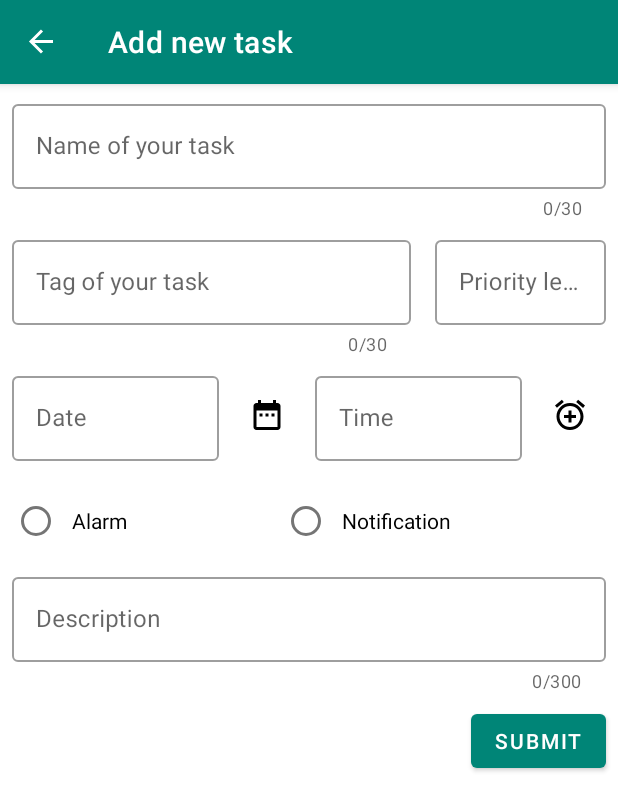
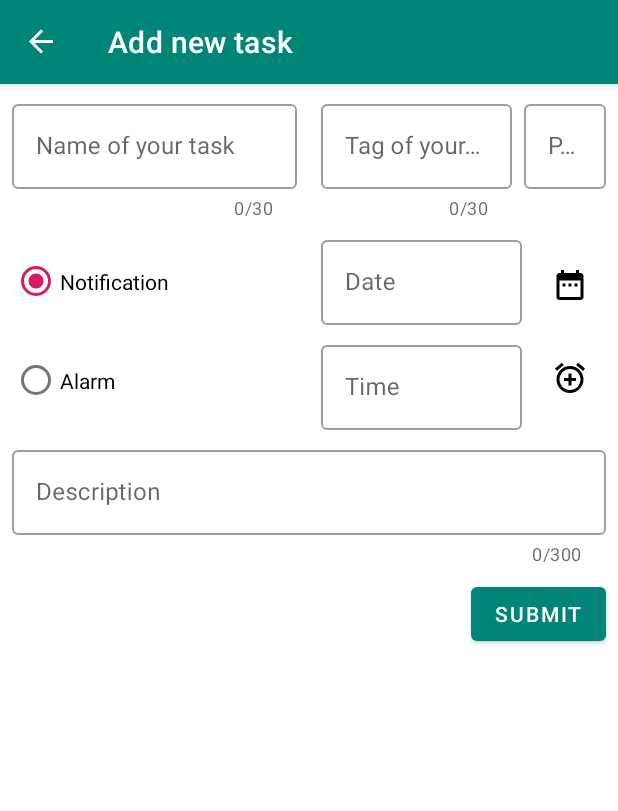
Before and after one commit to Mallorax/TODO, an Android app: the AddTaskFragment screen opened through its navigation route, on a phone screen of 412 x 824 dp. Shown: the top 811 px of the screen. Run offline under Robolectric (Android 15) with nearby library versions, the phone set to English and light mode, and no system bars; our stand-ins replace Room's generated code, data binding, navigation-ui; 1 statement that could not run was skipped.

Commit message:
(add_task_fragment) Tried to make layout able to adjust to keybord, but found another fix, saving layout anyway since it might be useful.

```diff
--- a/app/src/main/AndroidManifest.xml
+++ b/app/src/main/AndroidManifest.xml
@@ -12,6 +12,7 @@
         <activity
             android:name="pl.patrykzygo.todo.ui.MainActivity"
             android:label="@string/app_name"
+            android:windowSoftInputMode="adjustPan"
             android:theme="@style/AppTheme" >
             <intent-filter>
                 <action android:name="android.intent.action.MAIN" />
--- a/app/src/main/java/pl/patrykzygo/todo/ui/add_task/AddTaskFragment.kt
+++ b/app/src/main/java/pl/patrykzygo/todo/ui/add_task/AddTaskFragment.kt
@@ -38,6 +38,7 @@ class AddTaskFragment : Fragment() {
         setUpListeners()
         setUpObservers()
 
+        //TODO add fix in case of adding empty task
         binding.submitTaskButton.setOnClickListener {
             val dateString = binding.taskDateEditText.text.toString() + " " + binding.taskTimeEditText.text.toString()
             val c = Calendar.getInstance()
--- a/app/src/main/res/layout/add_task_fragment.xml
+++ b/app/src/main/res/layout/add_task_fragment.xml
@@ -16,6 +16,7 @@
         android:layout_width="match_parent"
         android:layout_height="match_parent">
 
+
         <com.google.android.material.textfield.TextInputLayout
             android:id="@+id/task_name_input_layout"
             style="@style/Widget.MaterialComponents.TextInputLayout.OutlinedBox"
@@ -28,7 +29,8 @@
             app:counterEnabled="true"
             app:counterMaxLength="30"
             app:errorEnabled="true"
-            app:layout_constraintEnd_toEndOf="parent"
+            app:layout_constraintEnd_toStartOf="@+id/guideline"
+            app:layout_constraintHorizontal_bias="0.5"
             app:layout_constraintStart_toStartOf="parent"
             app:layout_constraintTop_toTopOf="parent">
 
@@ -40,7 +42,6 @@
 
         </com.google.android.material.textfield.TextInputLayout>
 
-
         <com.google.android.material.textfield.TextInputLayout
             android:id="@+id/task_tag_input_layout"
             style="@style/Widget.MaterialComponents.TextInputLayout.OutlinedBox"
@@ -48,17 +49,15 @@
             android:layout_height="wrap_content"
             android:layout_marginStart="8dp"
             android:layout_marginTop="8dp"
-            android:layout_marginEnd="8dp"
-            android:layout_marginBottom="8dp"
             android:hint="@string/tag_of_your_task"
             app:counterEnabled="true"
             app:counterMaxLength="30"
             app:errorEnabled="true"
-            app:layout_constraintBottom_toTopOf="@id/task_date_layout"
             app:layout_constraintEnd_toStartOf="@+id/task_priority_input_layout"
+            app:layout_constraintHorizontal_bias="0.5"
             app:layout_constraintHorizontal_weight="7"
-            app:layout_constraintStart_toStartOf="parent"
-            app:layout_constraintTop_toBottomOf="@+id/task_name_input_layout">
+            app:layout_constraintStart_toStartOf="@+id/guideline"
+            app:layout_constraintTop_toTopOf="parent">
 
             <com.google.android.material.textfield.TextInputEditText
                 android:id="@+id/task_tag_input_edit_text"
@@ -73,12 +72,14 @@
             android:layout_width="0dp"
             android:layout_height="wrap_content"
             android:layout_marginStart="8dp"
+            android:layout_marginTop="8dp"
             android:layout_marginEnd="8dp"
             android:hint="@string/priority_level"
             app:layout_constraintEnd_toEndOf="parent"
+            app:layout_constraintHorizontal_bias="0.5"
             app:layout_constraintHorizontal_weight="3"
             app:layout_constraintStart_toEndOf="@+id/task_tag_input_layout"
-            app:layout_constraintTop_toTopOf="@id/task_tag_input_layout">
+            app:layout_constraintTop_toTopOf="parent">
 
             <com.google.android.material.textfield.TextInputEditText
                 android:id="@+id/task_priority_edit_text"
@@ -94,20 +95,21 @@
             android:layout_width="0dp"
             android:layout_height="wrap_content"
             android:layout_marginStart="8dp"
+            android:layout_marginTop="8dp"
             android:layout_marginEnd="8dp"
-            android:layout_marginBottom="8dp"
             android:hint="@string/date"
-            app:layout_constraintBottom_toTopOf="@+id/task_alarm_radio_group"
-            app:layout_constraintEnd_toStartOf="@id/date_picker_image"
-            app:layout_constraintStart_toStartOf="parent"
-            app:layout_constraintTop_toBottomOf="@+id/task_tag_input_layout">
+            app:layout_constraintEnd_toStartOf="@+id/date_picker_image"
+            app:layout_constraintHorizontal_bias="0.5"
+            app:layout_constraintStart_toEndOf="@+id/task_alarm_radio_group"
+            app:layout_constraintStart_toStartOf="@+id/guideline"
+            app:layout_constraintTop_toTopOf="@+id/basic_input_barrier">
 
             <com.google.android.material.textfield.TextInputEditText
                 android:id="@+id/task_date_edit_text"
                 android:layout_width="match_parent"
-                android:layout_height="wrap_content"
+                android:layout_height="match_parent"
+                android:enabled="false"
                 android:focusable="false"
-                android:enabled="false"
                 android:inputType="date" />
 
         </com.google.android.material.textfield.TextInputLayout>
@@ -118,11 +120,12 @@
             android:layout_width="wrap_content"
             android:layout_height="wrap_content"
             android:layout_marginTop="8dp"
-            android:layout_marginBottom="8dp"
+            android:layout_marginEnd="8dp"
             android:contentDescription="@string/date_picker_content"
             android:src="@drawable/ic_date_range_24px"
             app:layout_constraintBottom_toBottomOf="@+id/task_date_layout"
-            app:layout_constraintEnd_toStartOf="@id/task_time_layout"
+            app:layout_constraintEnd_toEndOf="parent"
+            app:layout_constraintHorizontal_bias="0.5"
             app:layout_constraintStart_toEndOf="@+id/task_date_layout"
             app:layout_constraintTop_toTopOf="@+id/task_date_layout" />
 
@@ -131,22 +134,18 @@
             style="@style/Widget.MaterialComponents.TextInputLayout.OutlinedBox"
             android:layout_width="0dp"
             android:layout_height="wrap_content"
-            android:layout_marginStart="8dp"
             android:layout_marginTop="8dp"
-            android:layout_marginEnd="8dp"
-            android:layout_marginBottom="8dp"
             android:hint="@string/time"
-            app:layout_constraintBottom_toBottomOf="@id/task_date_layout"
-            app:layout_constraintEnd_toStartOf="@+id/time_picker_image"
-            app:layout_constraintStart_toEndOf="@id/date_picker_image"
-            app:layout_constraintTop_toTopOf="@id/task_date_layout">
+            app:layout_constraintEnd_toEndOf="@+id/task_date_layout"
+            app:layout_constraintStart_toStartOf="@+id/task_date_layout"
+            app:layout_constraintTop_toBottomOf="@+id/task_date_layout">
 
             <com.google.android.material.textfield.TextInputEditText
                 android:id="@+id/task_time_edit_text"
                 android:layout_width="match_parent"
                 android:layout_height="wrap_content"
+                android:enabled="false"
                 android:focusable="false"
-                android:enabled="false"
                 android:inputType="time" />
 
         </com.google.android.material.textfield.TextInputLayout>
@@ -156,55 +155,50 @@
             style="@style/Widget.AppCompat.ActionButton"
             android:layout_width="wrap_content"
             android:layout_height="wrap_content"
-            android:layout_marginTop="8dp"
+            android:layout_marginStart="8dp"
             android:layout_marginEnd="8dp"
-            android:layout_marginBottom="8dp"
             android:contentDescription="@string/set_time_for_your_task"
             android:src="@drawable/ic_add_alarm_24px"
             app:layout_constraintBottom_toBottomOf="@+id/task_time_layout"
             app:layout_constraintEnd_toEndOf="parent"
             app:layout_constraintStart_toEndOf="@+id/task_time_layout"
-            app:layout_constraintTop_toTopOf="@+id/task_time_layout" />
+            app:layout_constraintTop_toBottomOf="@+id/task_date_layout" />
 
         <RadioGroup
             android:id="@+id/task_alarm_radio_group"
             android:layout_width="0dp"
-            android:layout_height="wrap_content"
+            android:layout_height="0dp"
             android:layout_marginStart="8dp"
-            android:layout_marginTop="8dp"
             android:layout_marginEnd="8dp"
-            android:layout_marginBottom="8dp"
-            android:orientation="horizontal"
+            android:checkedButton="@id/task_type_notification"
+            android:orientation="vertical"
             android:weightSum="10"
-            app:layout_constraintBottom_toTopOf="@+id/task_description_input_layout"
-            app:layout_constraintEnd_toEndOf="parent"
+            app:layout_constraintBottom_toBottomOf="@+id/task_time_layout"
+            app:layout_constraintEnd_toStartOf="@+id/guideline"
+            app:layout_constraintHorizontal_bias="0.0"
             app:layout_constraintStart_toStartOf="parent"
-            app:layout_constraintTop_toBottomOf="@id/task_date_layout">
+            app:layout_constraintTop_toTopOf="@+id/task_date_layout">
 
+            <RadioButton
+                android:id="@+id/task_type_notification"
+                android:layout_width="wrap_content"
+                android:layout_height="wrap_content"
+                android:layout_weight="5"
+                android:text="@string/notification" />
 
             <RadioButton
                 android:id="@+id/task_type_alarm"
                 android:layout_width="wrap_content"
                 android:layout_height="wrap_content"
                 android:layout_weight="5"
-                android:padding="@dimen/padding"
                 android:text="@string/alarm" />
-
-            <RadioButton
-                android:id="@+id/task_type_notification"
-                android:layout_width="wrap_content"
-                android:layout_height="wrap_content"
-                android:layout_weight="5"
-                android:padding="@dimen/padding"
-                android:text="@string/notification" />
-
 
         </RadioGroup>
 
         <com.google.android.material.textfield.TextInputLayout
             android:id="@+id/task_description_input_layout"
             style="@style/Widget.MaterialComponents.TextInputLayout.OutlinedBox"
-            android:layout_width="match_parent"
+            android:layout_width="0dp"
             android:layout_height="wrap_content"
             android:layout_marginStart="8dp"
             android:layout_marginTop="8dp"
@@ -214,8 +208,9 @@
             app:counterMaxLength="300"
             app:errorEnabled="true"
             app:layout_constraintEnd_toEndOf="parent"
+            app:layout_constraintHorizontal_bias="0.0"
             app:layout_constraintStart_toStartOf="parent"
-            app:layout_constraintTop_toBottomOf="@id/task_alarm_radio_group">
+            app:layout_constraintTop_toBottomOf="@id/date_and_radio_barrier">
 
             <com.google.android.material.textfield.TextInputEditText
                 android:id="@+id/task_description_input"
@@ -238,6 +233,37 @@
             app:layout_constraintEnd_toEndOf="parent"
             app:layout_constraintTop_toBottomOf="@+id/task_description_input_layout" />
 
+        <androidx.constraintlayout.widget.Barrier
+            android:id="@+id/description_barrier"
+            android:layout_width="wrap_content"
+            android:layout_height="wrap_content"
+            app:barrierDirection="bottom"
+            app:constraint_referenced_ids="task_description_input_layout"
+            tools:layout_editor_absoluteY="731dp" />
+
+        <androidx.constraintlayout.widget.Guideline
+            android:id="@+id/guideline"
+            android:layout_width="wrap_content"
+            android:layout_height="0dp"
+            android:orientation="vertical"
+            app:layout_constraintGuide_percent="0.5" />
+
+        <androidx.constraintlayout.widget.Barrier
+            android:id="@+id/basic_input_barrier"
+            android:layout_width="wrap_content"
+            android:layout_height="wrap_content"
+            app:barrierDirection="bottom"
+            app:constraint_referenced_ids="task_name_input_layout,task_tag_input_layout,task_priority_input_layout"
+            tools:layout_editor_absoluteY="731dp" />
+
+        <androidx.constraintlayout.widget.Barrier
+            android:id="@+id/date_and_radio_barrier"
+            android:layout_width="wrap_content"
+            android:layout_height="wrap_content"
+            app:barrierDirection="bottom"
+            app:constraint_referenced_ids="time_picker_image,date_picker_image,task_alarm_radio_group,task_time_layout,task_date_layout"
+            tools:layout_editor_absoluteY="731dp" />
+
 
     </androidx.constraintlayout.widget.ConstraintLayout>
 </layout>
```
